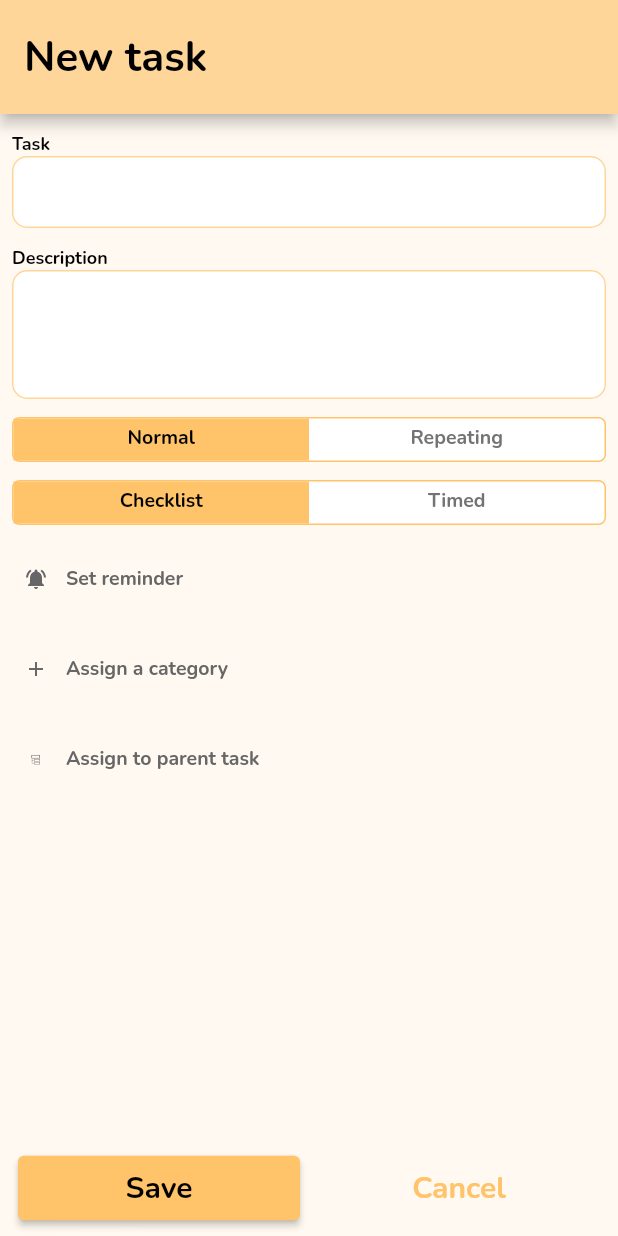
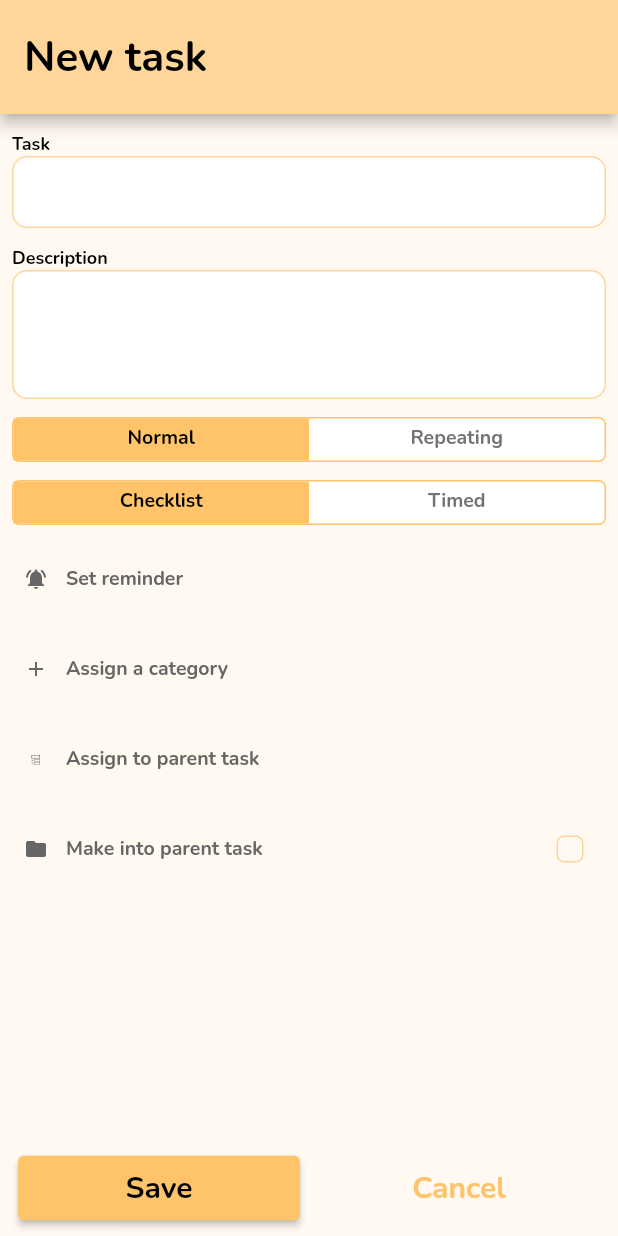
Before and after one commit to SimonasKalpokas/todo_app, a Flutter app: the screen it shows after launch, after a tap on the "add" icon, on a phone screen of 412 x 824 dp. Run offline on Flutter 3.47's test engine with Material 2 defaults, Android fonts, the phone set to English and light mode, and no system bars; our stand-ins replace clock, cloud_firestore, firebase_core; accounts and stored records are empty.

Commit message:
Add 'Make into parent' button in task form

```diff
--- a/lib/main.dart
+++ b/lib/main.dart
@@ -83,6 +83,10 @@ class MyApp extends StatelessWidget {
           unselectedLabelStyle: TextStyle(
               fontSize: 13, fontWeight: FontWeight.bold, fontFamily: 'Nunito'),
         ),
+        checkboxTheme: CheckboxThemeData(
+          side: const BorderSide(color: Color(0xFFFFD699)),
+          shape: RoundedRectangleBorder(borderRadius: BorderRadius.circular(5)),
+        ),
         fontFamily: 'Nunito',
       ),
       // darkTheme: ThemeData(
--- a/lib/screens/task_form_screen.dart
+++ b/lib/screens/task_form_screen.dart
@@ -49,6 +49,7 @@ class _TaskFormState extends State<TaskForm> with TickerProviderStateMixin {
   var isTimedOptionsExpanded = true;
   var isReoccurring = false;
   var isTimed = false;
+  var isParent = false;
   var reoccurrence = Reoccurrence.notRepeating;
   var type = TaskType.checked;
   var totalTime = const Duration(hours: 1);
@@ -427,6 +428,23 @@ class _TaskFormState extends State<TaskForm> with TickerProviderStateMixin {
                 iconData: CustomIcons.sublist,
                 label: "Assign to parent task",
               ),
+              AddIconTextButton(
+                iconData: Icons.folder,
+                label: "Make into parent task",
+                onPressed: () {
+                  setState(() {
+                    isParent = !isParent;
+                  });
+                },
+                trailing: Checkbox(
+                    value: isParent,
+                    activeColor: const Color(0xFFFFD699),
+                    onChanged: (value) {
+                      setState(() {
+                        isParent = value!;
+                      });
+                    }),
+              ),
             ],
           ),
         ),
@@ -438,15 +456,24 @@ class _TaskFormState extends State<TaskForm> with TickerProviderStateMixin {
 class AddIconTextButton extends StatelessWidget {
   final IconData iconData;
   final String label;
+  final Widget? trailing;
+  final VoidCallback? onPressed;
   const AddIconTextButton(
-      {super.key, required this.iconData, required this.label});
+      {super.key,
+      required this.iconData,
+      required this.label,
+      this.trailing,
+      this.onPressed});
 
   @override
   Widget build(BuildContext context) {
     return Padding(
       padding: const EdgeInsets.only(top: 12.0),
-      child: TextButton.icon(
-        onPressed: () {
+      child: Row(
+        children: [
+          TextButton.icon(
+            onPressed: onPressed ??
+                () {
                   notImplementedAlert(context);
                 },
             style: const ButtonStyle(alignment: Alignment.centerLeft),
@@ -456,6 +483,10 @@ class AddIconTextButton extends StatelessWidget {
             ),
             label: Text(label,
                 style: const TextStyle(color: Color(0xFF666666), fontSize: 13)),
+          ),
+          const Spacer(),
+          trailing ?? const SizedBox.shrink(),
+        ],
       ),
     );
   }
--- a/lib/screens/tasks_view_screen.dart
+++ b/lib/screens/tasks_view_screen.dart
@@ -200,9 +200,6 @@ class TaskCard extends StatelessWidget {
                       });
                     },
                     value: task.isDone,
-                    side: const BorderSide(color: Color(0xFFFFD699)),
-                    shape: RoundedRectangleBorder(
-                        borderRadius: BorderRadius.circular(5)),
                     activeColor: const Color(0xFFD9D9D9),
                   ),
                 ),
--- a/lib/services/firestore_service.dart
+++ b/lib/services/firestore_service.dart
@@ -5,7 +5,7 @@ class FirestoreService {
   final tasks = FirebaseFirestore.instance
       .collection('tasks')
       .doc('tasks')
-      .collection('tasks');
+      .collection('withParentTasks');
 
   Future<DocumentReference<Map<String, dynamic>>> addTask(BaseTask task) {
     return tasks.add(task.toMap());
```
Lines whose indentation alone changed are shown as unchanged.
